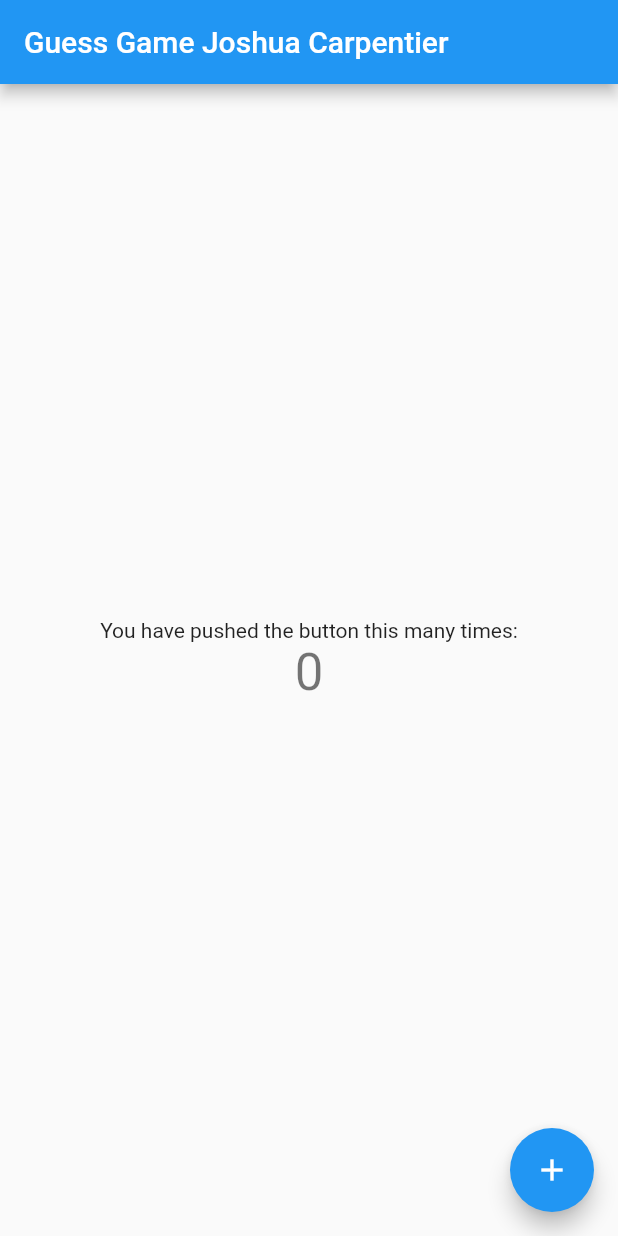
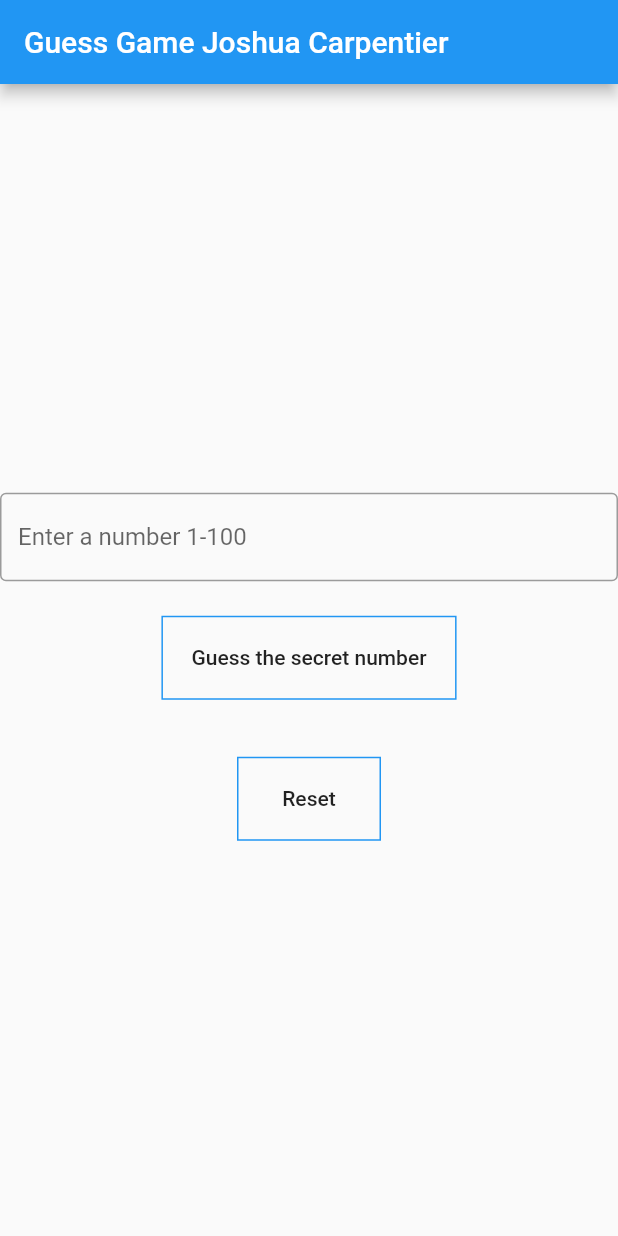
Before and after one commit to jacgit18/ios_guess_game, a Flutter app: the screen it shows after launch, on a phone screen of 412 x 824 dp. Run offline on Flutter 3.47's test engine with Material 2 defaults, Android fonts, the phone set to English and light mode, and no system bars.

Commit message:
added code

```diff
--- a/lib/main.dart
+++ b/lib/main.dart
@@ -1,23 +1,15 @@
 import 'package:flutter/material.dart';
+import 'dart:math';
+
 
 void main() => runApp(MyApp());
 
 class MyApp extends StatelessWidget {
-  // This widget is the root of your application.
   @override
   Widget build(BuildContext context) {
     return MaterialApp(
       title: 'Flutter Demo',
       theme: ThemeData(
-        // This is the theme of your application.
-        //
-        // Try running your application with "flutter run". You'll see the
-        // application has a blue toolbar. Then, without quitting the app, try
-        // changing the primarySwatch below to Colors.green and then invoke
-        // "hot reload" (press "r" in the console where you ran "flutter run",
-        // or simply save your changes to "hot reload" in a Flutter IDE).
-        // Notice that the counter didn't reset back to zero; the application
-        // is not restarted.
         primarySwatch: Colors.blue,
       ),
       home: MyHomePage(title: 'Guess Game Joshua Carpentier'),
@@ -27,16 +19,6 @@ class MyApp extends StatelessWidget {
 
 class MyHomePage extends StatefulWidget {
   MyHomePage({Key key, this.title}) : super(key: key);
-
-  // This widget is the home page of your application. It is stateful, meaning
-  // that it has a State object (defined below) that contains fields that affect
-  // how it looks.
-
-  // This class is the configuration for the state. It holds the values (in this
-  // case the title) provided by the parent (in this case the App widget) and
-  // used by the build method of the State. Fields in a Widget subclass are
-  // always marked "final".
-
   final String title;
 
   @override
@@ -44,68 +26,88 @@ class MyHomePage extends StatefulWidget {
 }
 
 class _MyHomePageState extends State<MyHomePage> {
-  int _counter = 0;
-
+  int number = 0;
+  String output = "";
+  Guess fish2 = new Guess();
   void _incrementCounter() {
     setState(() {
-      // This call to setState tells the Flutter framework that something has
-      // changed in this State, which causes it to rerun the build method below
-      // so that the display can reflect the updated values. If we changed
-      // _counter without calling setState(), then the build method would not be
-      // called again, and so nothing would appear to happen.
-      _counter++;
+      print("number = " + number.toString());
+      output = fish2.guessCheck(number);
     });
   }
 
   @override
   Widget build(BuildContext context) {
-    // This method is rerun every time setState is called, for instance as done
-    // by the _incrementCounter method above.
-    //
-    // The Flutter framework has been optimized to make rerunning build methods
-    // fast, so that you can just rebuild anything that needs updating rather
-    // than having to individually change instances of widgets.
+
     return Scaffold(
       appBar: AppBar(
-        // Here we take the value from the MyHomePage object that was created by
-        // the App.build method, and use it to set our appbar title.
+
         title: Text(widget.title),
       ),
       body: Center(
-        // Center is a layout widget. It takes a single child and positions it
-        // in the middle of the parent.
         child: Column(
-          // Column is also a layout widget. It takes a list of children and
-          // arranges them vertically. By default, it sizes itself to fit its
-          // children horizontally, and tries to be as tall as its parent.
-          //
-          // Invoke "debug painting" (press "p" in the console, choose the
-          // "Toggle Debug Paint" action from the Flutter Inspector in Android
-          // Studio, or the "Toggle Debug Paint" command in Visual Studio Code)
-          // to see the wireframe for each widget.
-          //
-          // Column has various properties to control how it sizes itself and
-          // how it positions its children. Here we use mainAxisAlignment to
-          // center the children vertically; the main axis here is the vertical
-          // axis because Columns are vertical (the cross axis would be
-          // horizontal).
           mainAxisAlignment: MainAxisAlignment.center,
           children: <Widget>[
-            Text(
-              'You have pushed the button this many times:',
+            Text(output,
+              style: TextStyle(color: Colors.deepOrange),),
+            SizedBox(height: 8.0,),
+            TextField(
+              decoration: InputDecoration(
+                  border: OutlineInputBorder(),
+                  labelText: "Enter a number 1-100"),
+              keyboardType: TextInputType.number,
+              onChanged: (text){
+                number = int.parse(text);
+              },
             ),
-            Text(
-              '$_counter',
-              style: Theme.of(context).textTheme.display1,
+            SizedBox(height: 8.0,),
+            Container(
+              child: FlatButton(onPressed: _incrementCounter,
+                child: Text("Guess the secret number"),
+              ),
+              margin: EdgeInsets.all(15.0),
+              padding: EdgeInsets.all(3.0),
+              decoration: BoxDecoration(
+                  border: Border.all(color: Colors.blue)
+              ),
+            ),
+
+            SizedBox(height: 8.0,),
+            Container(
+              child: FlatButton(onPressed: _incrementCounter,
+                child: Text("Reset"),
+              ),
+              margin: EdgeInsets.all(15.0),
+              padding: EdgeInsets.all(3.0),
+              decoration: BoxDecoration(
+                  border: Border.all(color: Colors.blue)
+              ),
             ),
           ],
         ),
       ),
-      floatingActionButton: FloatingActionButton(
-        onPressed: _incrementCounter,
-        tooltip: 'Increment',
-        child: Icon(Icons.add),
-      ), // This trailing comma makes auto-formatting nicer for build methods.
     );
   }
 }
+
+class Guess{
+  int number = 0, count = 0;
+  int secret = Random().nextInt(101) + 1;
+  String output="";
+  Guess({this.number});
+
+  String guessCheck(number){
+    print("secret= " + secret.toString());
+    count++;
+    if(number > secret) output = "Too high, Try Again";
+    else if(number < secret) output = "Too low, try again";
+    else if(number == secret){
+      output = "Congratulations, it took " + count.toString() + " attempts.";
+    }
+    return output;
+  }
+
+  void reset(){
+    Guess();
+  }
+}
```
